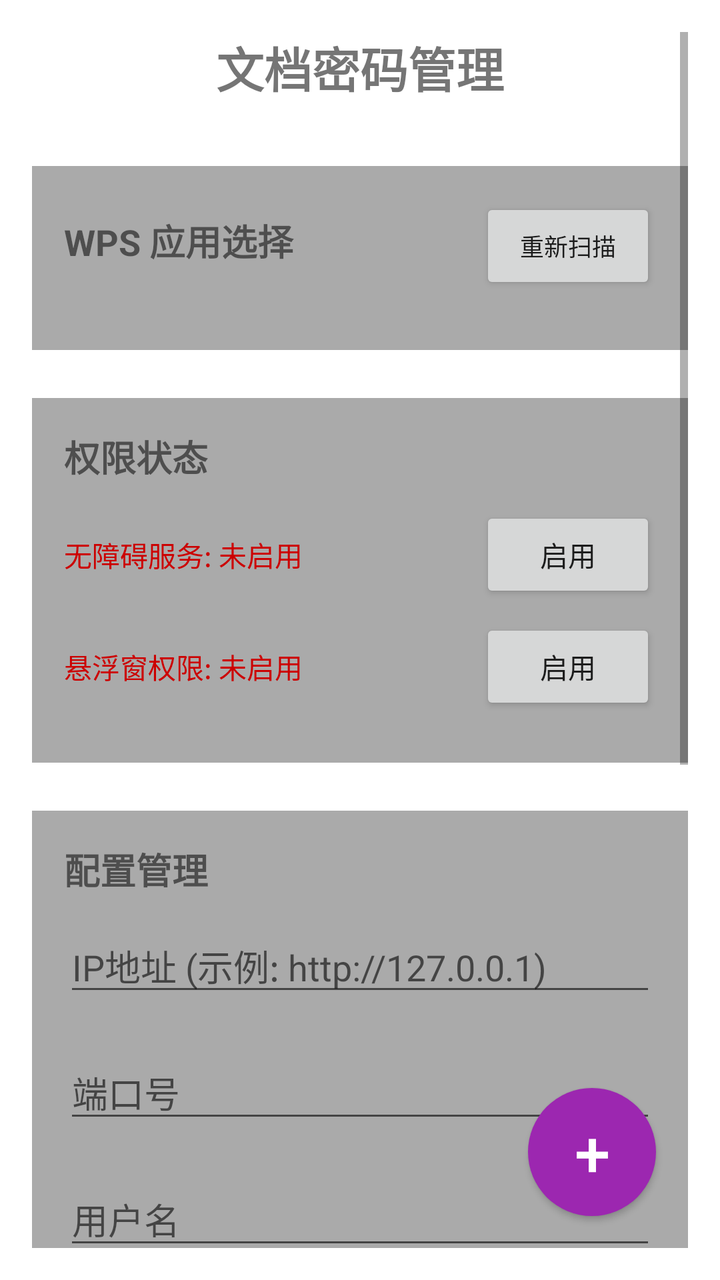
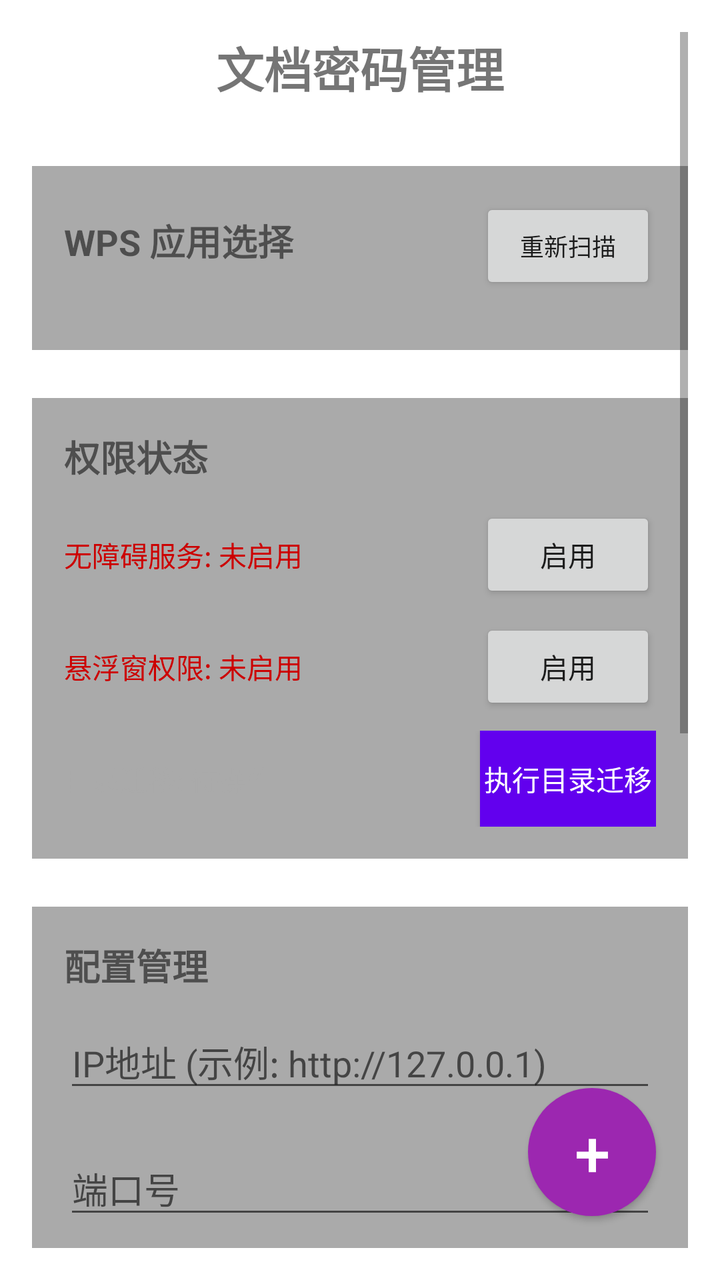

Two renders of the same Android screen: before a commit and after it. Below are the layout's source before the change and the commit's diff.
<!-- AndroidManifest.xml: application theme Theme.WpsPasswordManager -->
<!-- res/layout/activity_main.xml -->
<?xml version="1.0" encoding="utf-8"?>
<RelativeLayout xmlns:android="http://schemas.android.com/apk/res/android"
    xmlns:app="http://schemas.android.com/apk/res-auto"
    xmlns:tools="http://schemas.android.com/tools"
    android:layout_width="match_parent"
    android:layout_height="match_parent"
    tools:context=".ui.MainActivity">

    <ScrollView
        android:layout_width="match_parent"
        android:layout_height="match_parent"
        android:padding="16dp">

    <LinearLayout
        android:layout_width="match_parent"
        android:layout_height="wrap_content"
        android:orientation="vertical">

    <TextView
        android:id="@+id/app_title"
        android:layout_width="wrap_content"
        android:layout_height="wrap_content"
        android:layout_gravity="center"
        android:layout_marginBottom="32dp"
        android:text="文档密码管理"
        android:textSize="24sp"
        android:textStyle="bold" />

    
    <LinearLayout
        android:layout_width="match_parent"
        android:layout_height="wrap_content"
        android:orientation="vertical"
        android:background="@android:color/darker_gray"
        android:padding="16dp"
        android:layout_marginBottom="24dp"
        android:radius="8dp">

        <LinearLayout
            android:layout_width="match_parent"
            android:layout_height="wrap_content"
            android:orientation="horizontal"
            android:layout_marginBottom="12dp">

            <TextView
                android:layout_width="0dp"
                android:layout_height="wrap_content"
                android:layout_weight="1"
                android:text="WPS 应用选择"
                android:textSize="18sp"
                android:textStyle="bold" />

            <Button
                android:id="@+id/scan_wps_button"
                android:layout_width="wrap_content"
                android:layout_height="wrap_content"
                android:text="重新扫描"
                android:textSize="12sp" />

        </LinearLayout>

        <LinearLayout
            android:id="@+id/wps_scanning_layout"
            android:layout_width="match_parent"
            android:layout_height="wrap_content"
            android:orientation="horizontal"
            android:gravity="center"
            android:visibility="gone"
            android:layout_marginBottom="12dp">

            <ProgressBar
                android:layout_width="24dp"
                android:layout_height="24dp"
                android:layout_marginEnd="8dp" />

            <TextView
                android:layout_width="wrap_content"
                android:layout_height="wrap_content"
                android:text="正在扫描 WPS 应用..." />

        </LinearLayout>

        <LinearLayout
            android:id="@+id/wps_empty_layout"
            android:layout_width="match_parent"
            android:layout_height="wrap_content"
            android:orientation="vertical"
            android:visibility="gone"
            android:layout_marginBottom="12dp">

            <TextView
                android:layout_width="wrap_content"
                android:layout_height="wrap_content"
                android:text="未检测到 WPS 应用"
                android:textColor="@android:color/holo_red_dark"
                android:layout_gravity="center"
                android:layout_marginBottom="12dp" />

            <Button
                android:id="@+id/install_wps_button"
                android:layout_width="wrap_content"
                android:layout_height="wrap_content"
                android:text="前往应用商店安装"
                android:layout_gravity="center" />

        </LinearLayout>

        <ListView
            android:id="@+id/wps_app_list"
            android:layout_width="match_parent"
            android:layout_height="wrap_content"
            android:divider="@android:color/transparent"
            android:dividerHeight="8dp"
            android:visibility="gone" />

        <TextView
            android:id="@+id/wps_selected_info"
            android:layout_width="wrap_content"
            android:layout_height="wrap_content"
            android:textSize="12sp"
            android:textColor="@android:color/holo_green_dark"
            android:visibility="gone"
            android:layout_marginTop="8dp" />

    </LinearLayout>

    
    <LinearLayout
        android:layout_width="match_parent"
        android:layout_height="wrap_content"
        android:orientation="vertical"
        android:background="@android:color/darker_gray"
        android:padding="16dp"
        android:layout_marginBottom="24dp"
        android:radius="8dp">

        <TextView
            android:layout_width="wrap_content"
            android:layout_height="wrap_content"
            android:text="权限状态"
            android:textSize="18sp"
            android:textStyle="bold"
            android:layout_marginBottom="12dp" />

        <LinearLayout
            android:layout_width="match_parent"
            android:layout_height="wrap_content"
            android:orientation="horizontal"
            android:layout_marginBottom="8dp">

            <TextView
                android:id="@+id/accessibility_status"
                android:layout_width="0dp"
                android:layout_height="wrap_content"
                android:layout_weight="1"
                android:text="无障碍服务: 未启用"
                android:textColor="@android:color/holo_red_dark" />

            <Button
                android:id="@+id/enable_accessibility_button"
                android:layout_width="wrap_content"
                android:layout_height="wrap_content"
                android:text="启用" />

        </LinearLayout>

        <LinearLayout
            android:layout_width="match_parent"
            android:layout_height="wrap_content"
            android:orientation="horizontal"
            android:layout_marginBottom="8dp">

            <TextView
                android:id="@+id/overlay_status"
                android:layout_width="0dp"
                android:layout_height="wrap_content"
                android:layout_weight="1"
                android:text="悬浮窗权限: 未启用"
                android:textColor="@android:color/holo_red_dark" />

            <Button
                android:id="@+id/enable_overlay_button"
                android:layout_width="wrap_content"
                android:layout_height="wrap_content"
                android:text="启用" />

        </LinearLayout>

    </LinearLayout>

    
    <LinearLayout
        android:layout_width="match_parent"
        android:layout_height="wrap_content"
        android:orientation="vertical"
        android:background="@android:color/darker_gray"
        android:padding="16dp"
        android:layout_marginBottom="24dp"
        android:radius="8dp">

        <TextView
            android:layout_width="wrap_content"
            android:layout_height="wrap_content"
            android:text="配置管理"
            android:textSize="18sp"
            android:textStyle="bold"
            android:layout_marginBottom="12dp" />

        <TextView
            android:id="@+id/user_info_text_view"
            android:layout_width="wrap_content"
            android:layout_height="wrap_content"
            android:layout_gravity="right"
            android:textColor="@android:color/holo_green_dark"
            android:layout_marginBottom="12dp"
            android:visibility="gone" />

        <LinearLayout
            android:layout_width="match_parent"
            android:layout_height="wrap_content"
            android:orientation="vertical"
            android:layout_marginBottom="12dp">

            <EditText
                android:id="@+id/ip_address_input"
                android:layout_width="match_parent"
                android:layout_height="wrap_content"
                android:hint="IP地址 (示例: http://127.0.0.1)"
                android:inputType="text"
                android:layout_marginBottom="8dp" />

            <TextView
                android:id="@+id/ip_address_error"
                android:layout_width="match_parent"
                android:layout_height="wrap_content"
                android:textColor="@android:color/holo_red_dark"
                android:textSize="12sp"
                android:visibility="gone" />

        </LinearLayout>

        <LinearLayout
            android:layout_width="match_parent"
            android:layout_height="wrap_content"
            android:orientation="vertical"
            android:layout_marginBottom="12dp">

            <EditText
                android:id="@+id/port_input"
                android:layout_width="match_parent"
                android:layout_height="wrap_content"
                android:hint="端口号"
                android:inputType="number"
                android:layout_marginBottom="8dp" />

            <TextView
                android:id="@+id/port_error"
                android:layout_width="match_parent"
                android:layout_height="wrap_content"
                android:textColor="@android:color/holo_red_dark"
                android:textSize="12sp"
                android:visibility="gone" />

        </LinearLayout>

        <LinearLayout
            android:layout_width="match_parent"
            android:layout_height="wrap_content"
            android:orientation="vertical"
            android:layout_marginBottom="12dp">

            <EditText
                android:id="@+id/username_input"
                android:layout_width="match_parent"
                android:layout_height="wrap_content"
                android:hint="用户名"
                android:inputType="text"
                android:layout_marginBottom="8dp" />

            <TextView
                android:id="@+id/username_error"
                android:layout_width="match_parent"
                android:layout_height="wrap_content"
                android:textColor="@android:color/holo_red_dark"
                android:textSize="12sp"
                android:visibility="gone" />

        </LinearLayout>

        <LinearLayout
            android:layout_width="match_parent"
            android:layout_height="wrap_content"
            android:orientation="vertical"
            android:layout_marginBottom="12dp">

            <EditText
                android:id="@+id/password_input"
                android:layout_width="match_parent"
                android:layout_height="wrap_content"
                android:hint="密码"
                android:inputType="textPassword"
                android:layout_marginBottom="8dp" />

            <TextView
                android:id="@+id/password_error"
                android:layout_width="match_parent"
                android:layout_height="wrap_content"
                android:textColor="@android:color/holo_red_dark"
                android:textSize="12sp"
                android:visibility="gone" />

        </LinearLayout>

        <LinearLayout
            android:layout_width="match_parent"
            android:layout_height="wrap_content"
            android:orientation="horizontal"
            android:layout_marginBottom="16dp">

            <CheckBox
                android:id="@+id/remember_password_checkbox"
                android:layout_width="wrap_content"
                android:layout_height="wrap_content"
                android:text="记住密码" />

        </LinearLayout>

        <Button
            android:id="@+id/login_button"
            android:layout_width="match_parent"
            android:layout_height="wrap_content"
            android:text="登录"
            android:background="@android:color/holo_purple"
            android:textColor="@android:color/white" />

    </LinearLayout>

    
    <Button
        android:id="@+id/generate_password_button"
        android:layout_width="match_parent"
        android:layout_height="wrap_content"
        android:layout_marginBottom="16dp"
        android:text="生成密码"
        android:background="@android:color/holo_blue_light"
        android:textColor="@android:color/white"
        android:visibility="gone" />

    <Button
        android:id="@+id/manage_passwords_button"
        android:layout_width="match_parent"
        android:layout_height="wrap_content"
        android:layout_marginBottom="16dp"
        android:text="管理密码"
        android:background="@android:color/holo_green_light"
        android:textColor="@android:color/white"
        android:visibility="gone" />



    
    <LinearLayout
        android:layout_width="match_parent"
        android:layout_height="wrap_content"
        android:orientation="vertical"
        android:background="@android:color/darker_gray"
        android:padding="16dp"
        android:layout_marginTop="24dp">

        <TextView
            android:layout_width="wrap_content"
            android:layout_height="wrap_content"
            android:text="使用指南"
            android:textSize="16sp"
            android:textStyle="bold"
            android:layout_marginBottom="8dp" />

        <TextView
            android:layout_width="wrap_content"
            android:layout_height="wrap_content"
            android:text="1. 启用无障碍服务和悬浮窗权限"
            android:layout_marginBottom="4dp" />

        <TextView
            android:layout_width="wrap_content"
            android:layout_height="wrap_content"
            android:text="2. 从文件管理器或其他应用选择文件，使用 WPS 密码助手打开"
            android:layout_marginBottom="4dp" />

    </LinearLayout>

    
    <TextView
        android:id="@+id/version_text_view"
        android:layout_width="wrap_content"
        android:layout_height="wrap_content"
        android:textSize="12sp"
        android:textColor="@android:color/darker_gray"
        android:layout_gravity="center"
        android:layout_marginTop="24dp" />

    </LinearLayout>
</ScrollView>

    <Button
        android:id="@+id/fab_add_document"
        android:layout_width="64dp"
        android:layout_height="64dp"
        android:layout_alignParentBottom="true"
        android:layout_alignParentEnd="true"
        android:layout_marginBottom="32dp"
        android:layout_marginEnd="32dp"
        android:text="+"
        android:textSize="32sp"
        android:textColor="@android:color/white"
        android:background="@drawable/circle_button_background"
        android:elevation="8dp" />

</RelativeLayout>
<!-- resources referenced by this layout -->
<resources>
  <!-- drawable circle_button_background (drawable) -->
  <?xml version="1.0" encoding="utf-8"?>
  <shape xmlns:android="http://schemas.android.com/apk/res/android"
      android:shape="oval">
      <solid android:color="#9C27B0" />
  </shape>
  <style name="Theme.WpsPasswordManager" parent="Theme.MaterialComponents.DayNight.DarkActionBar">
          
          <item name="colorPrimary">@color/purple_500</item>
          <item name="colorPrimaryVariant">@color/purple_700</item>
          <item name="colorOnPrimary">@color/white</item>
          
          <item name="colorSecondary">@color/teal_200</item>
          <item name="colorSecondaryVariant">@color/teal_700</item>
          <item name="colorOnSecondary">@color/black</item>
          
          <item name="android:statusBarColor" tools:targetApi="l">?attr/colorPrimaryVariant</item>
          
      </style>
  <color name="purple_500">#FF6200EE</color>
  <color name="purple_700">#FF3700B3</color>
  <color name="white">#FFFFFFFF</color>
  <color name="teal_200">#FF03DAC5</color>
  <color name="teal_700">#FF018786</color>
  <color name="black">#FF000000</color>
</resources>

<!-- the commit's change to res/layout/activity_main.xml (unified diff, before → after) -->
@@ -135,12 +135,15 @@
         android:radius="8dp">
 
         <TextView
+            android:id="@+id/permission_status_title"
             android:layout_width="wrap_content"
             android:layout_height="wrap_content"
             android:text="权限状态"
             android:textSize="18sp"
             android:textStyle="bold"
-            android:layout_marginBottom="12dp" />
+            android:layout_marginBottom="12dp"
+            android:clickable="true"
+            android:focusable="true" />
 
         <LinearLayout
             android:layout_width="match_parent"
@@ -183,6 +186,29 @@
                 android:layout_width="wrap_content"
                 android:layout_height="wrap_content"
                 android:text="启用" />
+
+        </LinearLayout>
+
+        <LinearLayout
+            android:layout_width="match_parent"
+            android:layout_height="wrap_content"
+            android:orientation="horizontal">
+
+            <TextView
+                android:id="@+id/migration_status"
+                android:layout_width="0dp"
+                android:layout_height="wrap_content"
+                android:layout_weight="1"
+                android:text="目录迁移: 待操作"
+                android:textColor="@android:color/darker_gray" />
+
+            <Button
+                android:id="@+id/migration_button"
+                android:layout_width="wrap_content"
+                android:layout_height="wrap_content"
+                android:text="执行目录迁移"
+                android:background="@color/purple_500"
+                android:textColor="@color/white" />
 
         </LinearLayout>
 
<!-- resource entries referenced after the edit -->
@@ -1,5 +1,7 @@
 <!-- resources referenced by this layout -->
 <resources>
+  <color name="purple_500">#FF6200EE</color>
+  <color name="white">#FFFFFFFF</color>
   <!-- drawable circle_button_background (drawable) -->
   <?xml version="1.0" encoding="utf-8"?>
   <shape xmlns:android="http://schemas.android.com/apk/res/android"
@@ -19,9 +21,7 @@
           <item name="android:statusBarColor" tools:targetApi="l">?attr/colorPrimaryVariant</item>
           
       </style>
-  <color name="purple_500">#FF6200EE</color>
   <color name="purple_700">#FF3700B3</color>
-  <color name="white">#FFFFFFFF</color>
   <color name="teal_200">#FF03DAC5</color>
   <color name="teal_700">#FF018786</color>
   <color name="black">#FF000000</color>
